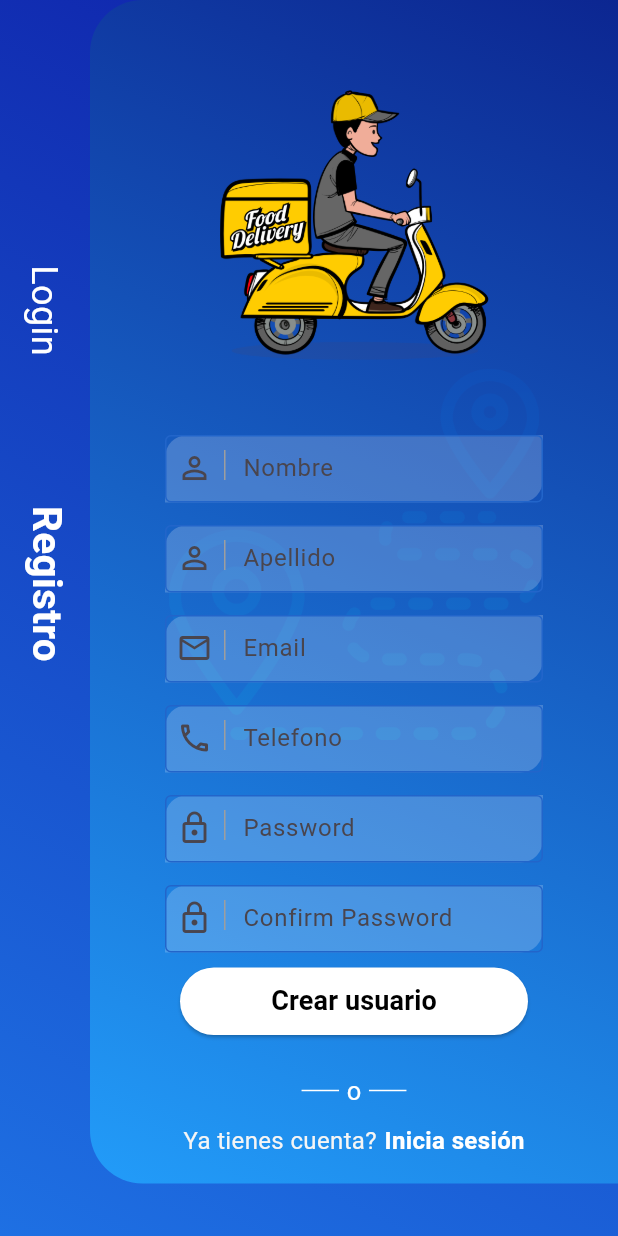
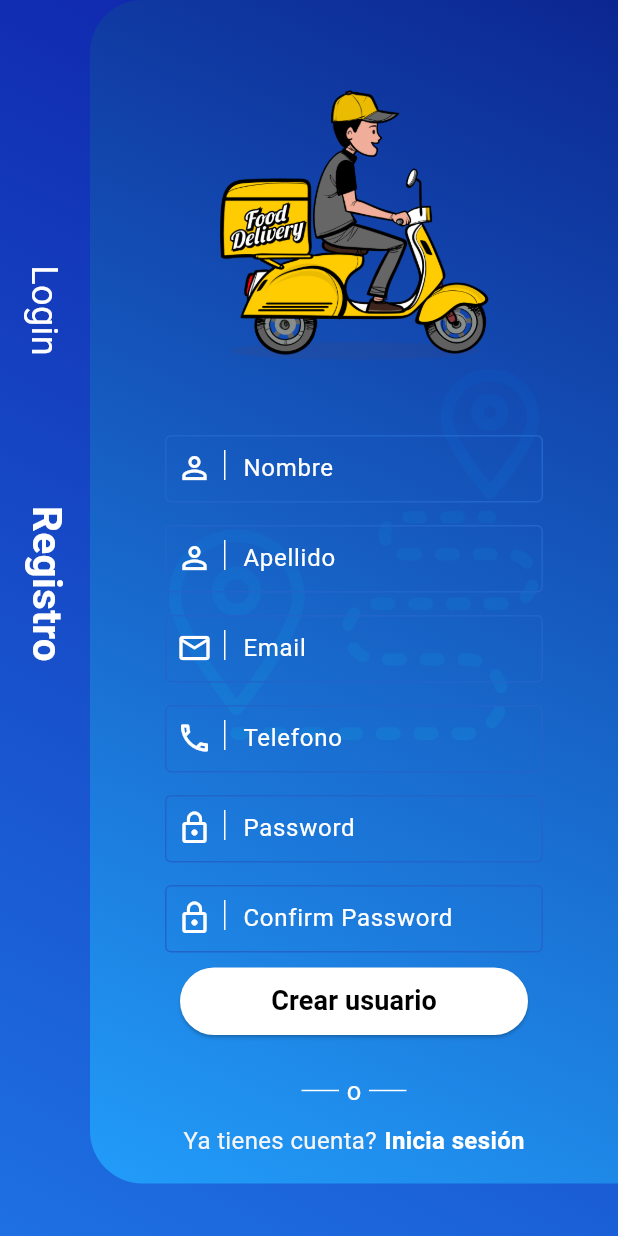
Before and after one commit to cheko30/indriver-clone, a Flutter app: the RegisterPage screen opened by its route, on a phone screen of 412 x 824 dp. Run offline on Flutter 3.47's test engine with Material 3 defaults, Android fonts, the phone set to English and light mode, and no system bars.

Commit message:
update color for icons and placeholder

```diff
--- a/lib/src/presentation/pages/widgets/DefaultTextFieldOutlined.dart
+++ b/lib/src/presentation/pages/widgets/DefaultTextFieldOutlined.dart
@@ -16,14 +16,13 @@ class DefaulttextfieldOutlined extends StatelessWidget {
     return Container(
       height: 45,
       margin: margin,
-      decoration: BoxDecoration(
-          color: Color.fromRGBO(255, 255, 255, 0.2),
-          borderRadius: BorderRadius.only(
-              topLeft: Radius.circular(15), bottomRight: Radius.circular(15))),
+      decoration: BoxDecoration(),
       child: TextFormField(
         decoration: InputDecoration(
-            label: Text(text),
-            //border: InputBorder.none,
+            label: Text(
+              text,
+              style: TextStyle(color: Colors.white),
+            ),
             focusedBorder: OutlineInputBorder(
                 borderSide: BorderSide(
                     color: Color.fromARGB(255, 35, 161, 183), width: 2)),
@@ -33,11 +32,14 @@ class DefaulttextfieldOutlined extends StatelessWidget {
             prefixIcon: Container(
               margin: EdgeInsets.only(top: 10),
               child: Wrap(alignment: WrapAlignment.spaceEvenly, children: [
-                Icon(icon),
+                Icon(
+                  icon,
+                  color: Colors.white,
+                ),
                 Container(
                   height: 20,
                   width: 1,
-                  color: Colors.grey,
+                  color: Colors.white,
                 )
               ]),
             )),
```
